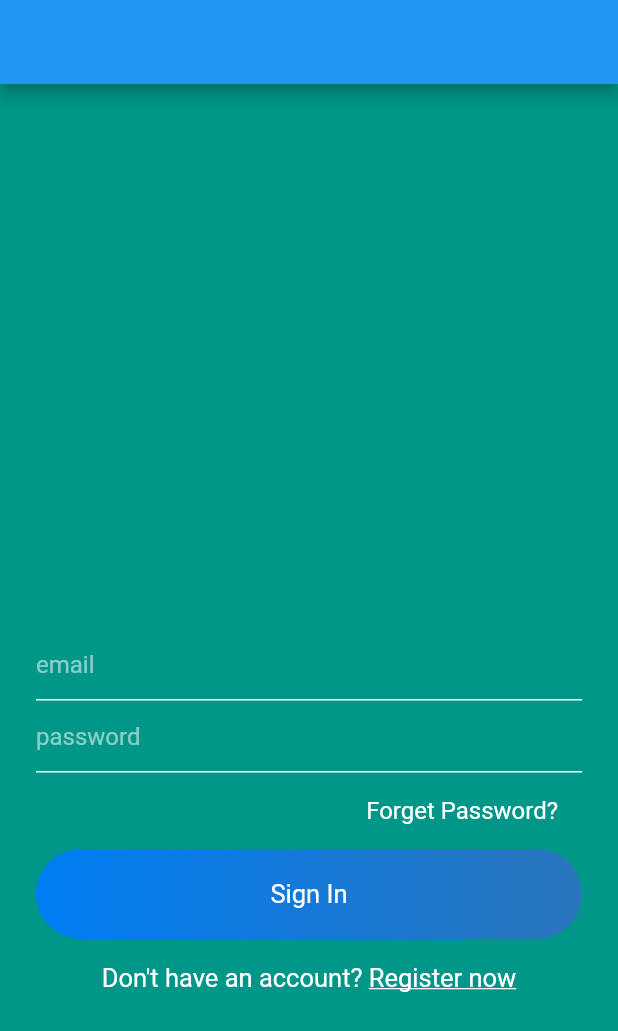
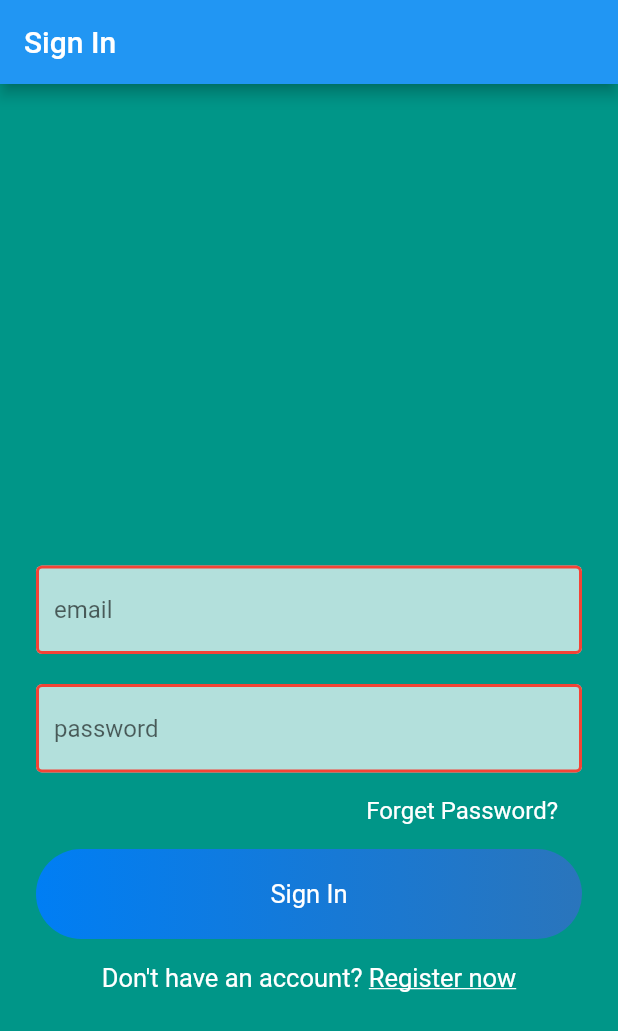
Before and after one commit to janhavitripurwar/progress_checker, a Flutter app: the screen it shows after launch, after a tap on the "exit to app" icon, on a phone screen of 412 x 824 dp. Shown: the top 1031 px of the screen. Run offline on Flutter 3.47's test engine with Material 2 defaults, Android fonts, the phone set to English and light mode, and no system bars; our stand-ins replace cloud_firestore, firebase_auth, flutter_speed_dial, flutter_spinkit, shared_preferences; accounts and stored records are empty; network calls fail.

```diff
--- a/lib/views/signin.dart
+++ b/lib/views/signin.dart
@@ -56,7 +56,10 @@ class _SignInState extends State<SignIn> {
   Widget build(BuildContext context) {
     return Scaffold(
       backgroundColor: Colors.teal,
-      appBar: appBarMain(context),
+      appBar:
+          AppBar(
+            title: Text("Sign In"),
+          ),
       body: SingleChildScrollView(
         child: Container(
           height: MediaQuery.of(context).size.height-50,
@@ -76,17 +79,22 @@ class _SignInState extends State<SignIn> {
                               .hasMatch(val)? null : "Please provide valid email id";
                         },
                         controller: emailTextEditingController,
-                        style: simpleTextStyle(),
-                        decoration: textFieldInputDecoration('email'),
+                        style: TextStyle(color: Colors.black),
+                        decoration:  InputDecoration(hintText: 'email',fillColor: Colors.white70,filled: true,
+                            enabledBorder:OutlineInputBorder(borderSide: BorderSide(color: Colors.red ,
+                                width: 2.0)) ),
                       ),
+                      SizedBox(height: 20.0,),
                       TextFormField(
                           validator: (val){
                             return val.length > 6 ? null :"Password length should be greater than 6";
                           },
                           obscureText: true,
                           controller: passwordTextEditingController,
-                          style: simpleTextStyle(),
-                          decoration: textFieldInputDecoration('password')
+                          style: TextStyle(color: Colors.black),
+                          decoration:  InputDecoration(hintText: 'password',fillColor: Colors.white70,filled: true,
+                              enabledBorder:OutlineInputBorder(borderSide: BorderSide(color: Colors.red ,
+                                  width: 2.0)) ),
                       ),
                     ],
                   ),
```
